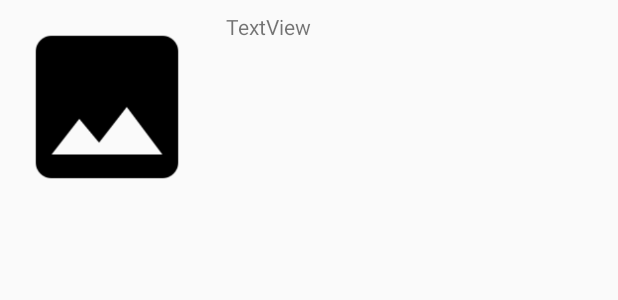
After one commit to marcoshoya/flickrbrowser-app, an Android app: the layout browse.xml on its own in the app's theme, with its tools: preview values and no code run, on a phone screen of 412 x 824 dp. The commit adds this screen. Shown: the top 300 px of the screen. Run offline under Robolectric (Android 15) with nearby library versions, the phone set to English and light mode, and no system bars.

Commit message:
initial browse design

```diff
--- /dev/null
+++ b/app/src/main/res/layout/browse.xml
@@ -0,0 +1,25 @@
+<?xml version="1.0" encoding="utf-8"?>
+<LinearLayout xmlns:android="http://schemas.android.com/apk/res/android"
+    xmlns:app="http://schemas.android.com/apk/res-auto"
+    android:layout_width="match_parent"
+    android:layout_height="wrap_content"
+    android:orientation="horizontal"
+    android:padding="8dp">
+
+    <ImageView
+        android:id="@+id/thumbnail"
+        android:layout_width="0dp"
+        android:layout_height="wrap_content"
+        android:layout_weight="1"
+        android:scaleType="fitStart"
+        app:srcCompat="@drawable/placeholder" />
+
+    <TextView
+        android:id="@+id/title"
+        android:layout_width="0dp"
+        android:layout_height="wrap_content"
+        android:layout_marginLeft="16dp"
+        android:layout_marginStart="16dp"
+        android:layout_weight="2"
+        android:text="TextView" />
+</LinearLayout>
```
Also changed, not shown: app/src/main/res/layout/content_main.xml (+13 -1 lines), app/src/main/res/drawable/placeholder.png (added).
